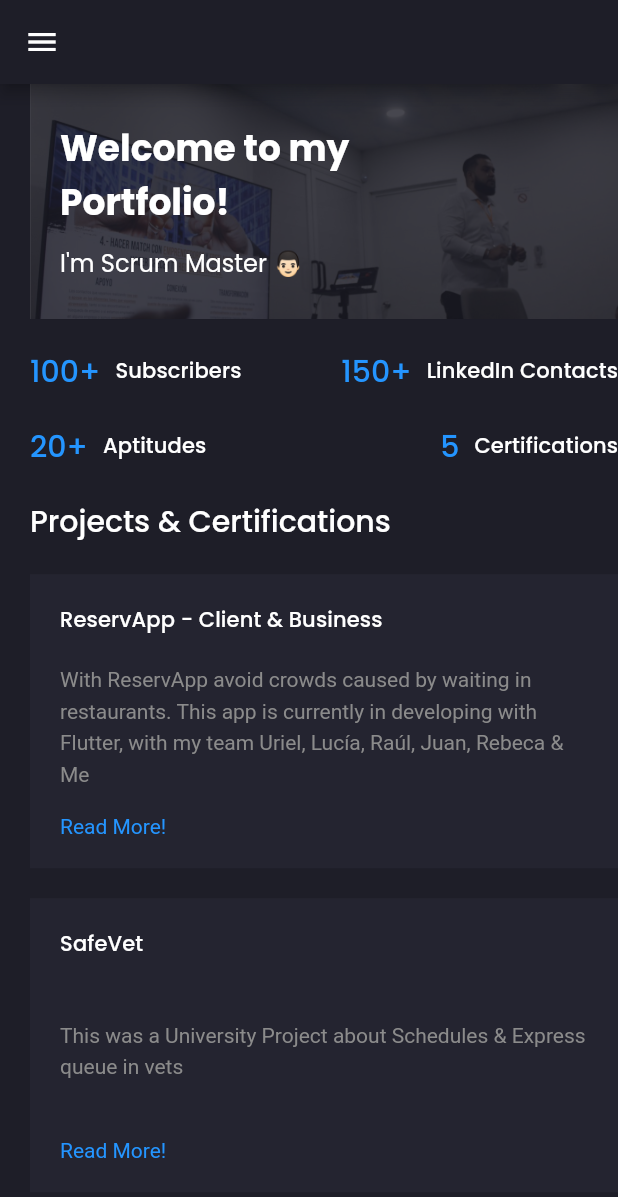
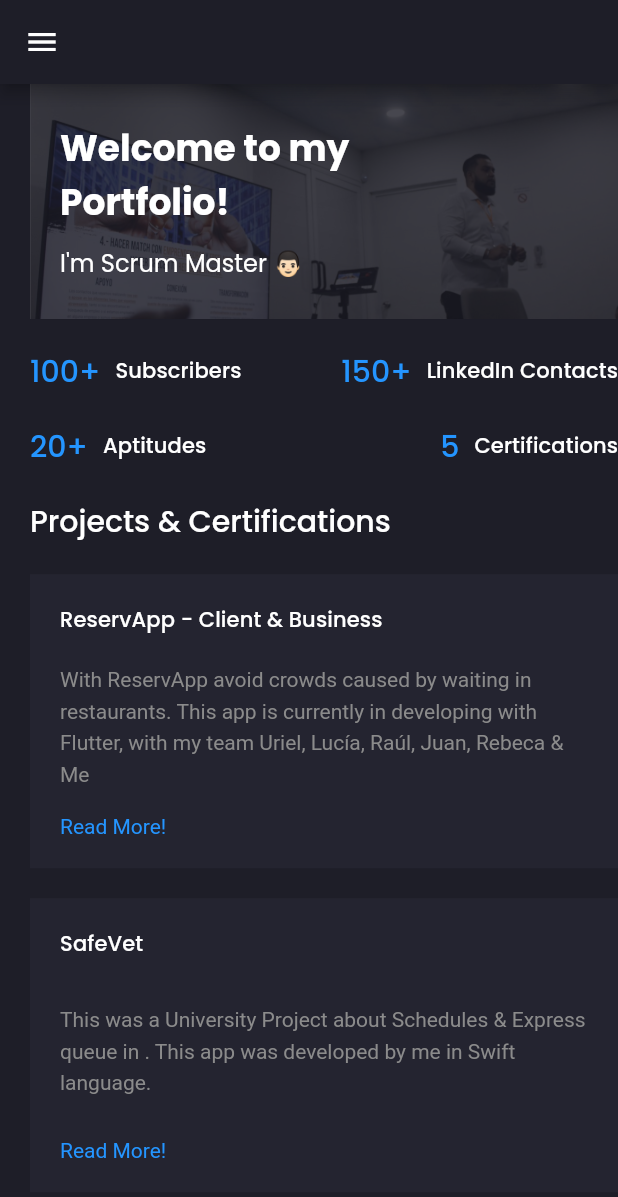
Before and after one commit to BryanVazquezHdez/bryan_webpage, a Flutter app: the screen it shows after launch, on a phone screen of 412 x 824 dp. Shown: the top 1197 px of the screen. Run offline on Flutter 3.47's test engine with Material 2 defaults, Android fonts, the light colour scheme and no system bars; drawn by our look-alikes of animated_text_kit; our stand-ins replace flutter_svg, google_fonts.

Commit message:
Last update

```diff
--- a/bryan_webpage/lib/main.dart
+++ b/bryan_webpage/lib/main.dart
@@ -13,7 +13,7 @@ class MyApp extends StatelessWidget {
   Widget build(BuildContext context) {
     return MaterialApp(
       debugShowCheckedModeBanner: false,
-      title: 'Flutter Demo',
+      title: 'Bryan Vazquez',
       // we are using dark theme and we modify it as our need
       theme: ThemeData.dark().copyWith(
         primaryColor: primaryColor,
--- a/bryan_webpage/lib/models/Project.dart
+++ b/bryan_webpage/lib/models/Project.dart
@@ -14,18 +14,18 @@ List<Project> demo_projects = [
   Project(
       title: "SafeVet",
       description:
-          "This was a University Project about Schedules & Express queue in vets",
+          "This was a University Project about Schedules & Express queue in . This app was developed by me in Swift language.",
       url: "https://github.com/BryanVazquezHdez/SafeVet"),
   Project(
     title: "SISeI web page",
     description:
-        "We redesign the SISeI Webpage also make it responsive so that you can run it everywhere on your phone, tab, or web.",
+        "We redesign the SISeI Webpage also make it responsive so that you can run it everywhere on your phone, tab, or web. It was made in HTML + CSS + JS",
     url: "https://github.com/BryanVazquezHdez/WebPageWD",
   ),
   Project(
       title: "Java Compiler",
       description:
-          "This was a University project about developing a Compiler with all his phases. This was made by Elias, Alberto and Me.",
+          "This was a University project about developing a Compiler with all his phases, Developed with Java. This was made by Elias, Alberto and Me.",
       url: "https://github.com/BryanVazquezHdez/Lenguajes-Automatas-II"),
   Project(
       title: "Scrum Foundation Professional Certificate",
```
Also changed, not shown: bryan_webpage/pubspec.yaml (+4 -49 lines), bryan_webpage/assets/icons/Check.svg, 2 other files.
